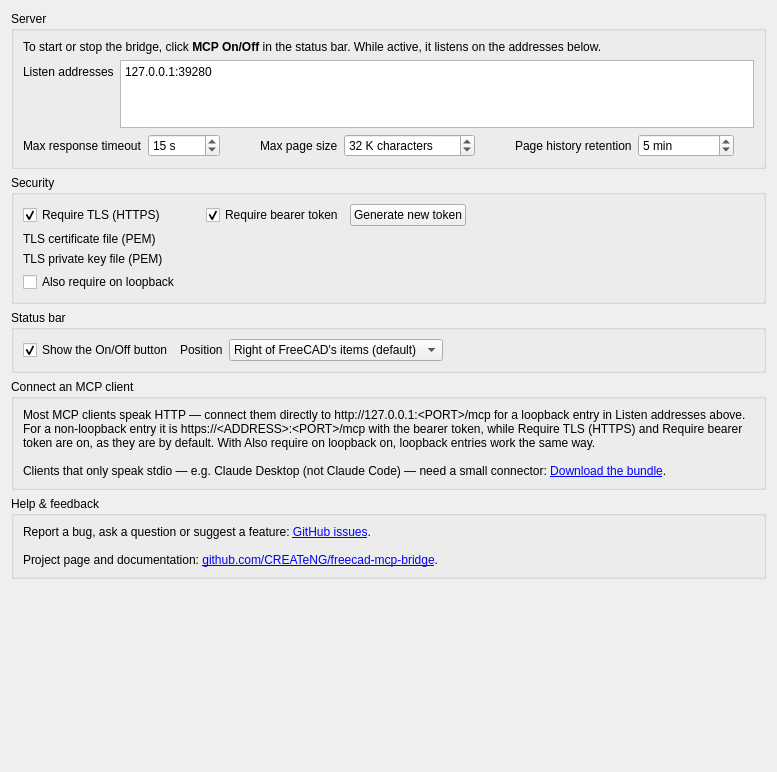
Qt form freecad/mcp_bridge/Resources/Ui/preferences.ui (CREATeNG/freecad-mcp-bridge) before a commit.
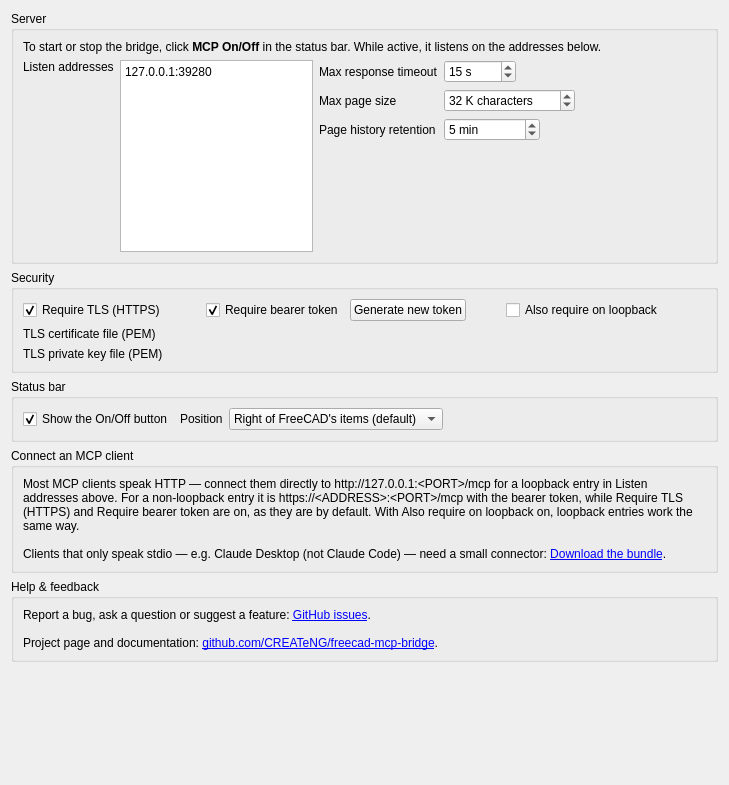
The same form after that commit. Custom widgets are drawn as their Qt base class.

Commit message:
Stack the paging settings beside a narrower address box.
Listen addresses takes about a third of the row. Max response
timeout, Max page size and Page history retention sit one per
row to its right. Also require on loopback sits to the right
of Generate new token.

Refs #50

The edit to the form file:
```diff
--- a/freecad/mcp_bridge/Resources/Ui/preferences.ui
+++ b/freecad/mcp_bridge/Resources/Ui/preferences.ui
@@ -38,18 +38,21 @@
        </widget>
       </item>
       <item>
-       <layout class="QFormLayout" name="formLayout">
-        <item row="0" column="0">
+       <layout class="QHBoxLayout" name="serverFields" stretch="0,1,2">
+        <item>
          <widget class="QLabel" name="listenAddressLabel">
           <property name="text">
            <string>Listen addresses</string>
           </property>
+          <property name="alignment">
+           <set>Qt::AlignTop</set>
+          </property>
          </widget>
         </item>
-        <item row="0" column="1">
+        <item>
          <widget class="Gui::PrefTextEdit" name="listenAddressTextEdit">
           <property name="sizePolicy">
-           <sizepolicy hsizetype="Expanding" vsizetype="Fixed">
+           <sizepolicy hsizetype="Preferred" vsizetype="Expanding">
             <horstretch>0</horstretch>
             <verstretch>0</verstretch>
            </sizepolicy>
@@ -63,7 +66,7 @@
           <property name="maximumSize">
            <size>
             <width>16777215</width>
-            <height>68</height>
+            <height>16777215</height>
            </size>
           </property>
           <property name="toolTip">
@@ -89,16 +92,16 @@
           </property>
          </widget>
         </item>
-        <item row="1" column="0" colspan="2">
-         <layout class="QHBoxLayout" name="pagingRow">
-          <item>
+        <item>
+         <layout class="QFormLayout" name="pagingForm">
+          <item row="0" column="0">
            <widget class="QLabel" name="timeoutLabel">
             <property name="text">
              <string>Max response timeout</string>
             </property>
            </widget>
           </item>
-          <item>
+          <item row="0" column="1">
            <widget class="Gui::PrefSpinBox" name="timeoutSpinBox">
             <property name="toolTip">
              <string>The bridge's wait per page.</string>
@@ -138,36 +141,14 @@
             </property>
            </widget>
           </item>
-          <item>
-           <widget class="QWidget" name="pagingGap1">
-            <property name="sizePolicy">
-             <sizepolicy hsizetype="Fixed" vsizetype="Preferred">
-              <horstretch>0</horstretch>
-              <verstretch>0</verstretch>
-             </sizepolicy>
-            </property>
-            <property name="minimumSize">
-             <size>
-              <width>28</width>
-              <height>0</height>
-             </size>
-            </property>
-            <property name="maximumSize">
-             <size>
-              <width>28</width>
-              <height>16777215</height>
-             </size>
-            </property>
-           </widget>
-          </item>
-          <item>
+          <item row="1" column="0">
            <widget class="QLabel" name="pageSizeLabel">
             <property name="text">
              <string>Max page size</string>
             </property>
            </widget>
           </item>
-          <item>
+          <item row="1" column="1">
            <widget class="Gui::PrefSpinBox" name="pageSizeSpinBox">
             <property name="toolTip">
              <string>Splits long output by page size.</string>
@@ -207,36 +188,14 @@
             </property>
            </widget>
           </item>
-          <item>
-           <widget class="QWidget" name="pagingGap2">
-            <property name="sizePolicy">
-             <sizepolicy hsizetype="Fixed" vsizetype="Preferred">
-              <horstretch>0</horstretch>
-              <verstretch>0</verstretch>
-             </sizepolicy>
-            </property>
-            <property name="minimumSize">
-             <size>
-              <width>28</width>
-              <height>0</height>
-             </size>
-            </property>
-            <property name="maximumSize">
-             <size>
-              <width>28</width>
-              <height>16777215</height>
-             </size>
-            </property>
-           </widget>
-          </item>
-          <item>
+          <item row="2" column="0">
            <widget class="QLabel" name="retentionLabel">
             <property name="text">
              <string>Page history retention</string>
             </property>
            </widget>
           </item>
-          <item>
+          <item row="2" column="1">
            <widget class="Gui::PrefSpinBox" name="retentionSpinBox">
             <property name="toolTip">
              <string>Idle time before finished output expires.</string>
@@ -276,19 +235,6 @@
             </property>
            </widget>
           </item>
-          <item>
-           <spacer name="pagingRowSpacer">
-            <property name="orientation">
-             <enum>Qt::Horizontal</enum>
-            </property>
-            <property name="sizeHint" stdset="0">
-             <size>
-              <width>20</width>
-              <height>10</height>
-             </size>
-            </property>
-           </spacer>
-          </item>
          </layout>
         </item>
        </layout>
@@ -386,6 +332,53 @@
           </property>
          </widget>
         </item>
+        <item>
+         <widget class="QWidget" name="tokenLoopbackGap">
+          <property name="sizePolicy">
+           <sizepolicy hsizetype="Fixed" vsizetype="Preferred">
+            <horstretch>0</horstretch>
+            <verstretch>0</verstretch>
+           </sizepolicy>
+          </property>
+          <property name="minimumSize">
+           <size>
+            <width>28</width>
+            <height>0</height>
+           </size>
+          </property>
+          <property name="maximumSize">
+           <size>
+            <width>28</width>
+            <height>16777215</height>
+           </size>
+          </property>
+         </widget>
+        </item>
+        <item>
+         <widget class="Gui::PrefCheckBox" name="requireOnLoopbackCheckBox">
+          <property name="minimumSize">
+           <size>
+            <width>180</width>
+            <height>0</height>
+           </size>
+          </property>
+          <property name="toolTip">
+           <string>Apply Require bearer token and Require TLS (HTTPS) to loopback entries too.</string>
+          </property>
+          <property name="text">
+           <string>Also require on loopback</string>
+          </property>
+          <property name="checked">
+           <bool>false</bool>
+          </property>
+          <property name="prefEntry" stdset="0">
+           <cstring>RequireOnLoopback</cstring>
+          </property>
+          <property name="prefPath" stdset="0">
+           <cstring>Mod/freecad-mcp-bridge</cstring>
+          </property>
+         </widget>
+        </item>
         <item>
          <spacer name="tokenRowSpacer">
           <property name="orientation">
@@ -453,25 +446,6 @@
         </property>
        </widget>
       </item>
-      <item row="3" column="0" colspan="2">
-       <widget class="Gui::PrefCheckBox" name="requireOnLoopbackCheckBox">
-        <property name="toolTip">
-         <string>Apply Require bearer token and Require TLS (HTTPS) to loopback entries too.</string>
-        </property>
-        <property name="text">
-         <string>Also require on loopback</string>
-        </property>
-        <property name="checked">
-         <bool>false</bool>
-        </property>
-        <property name="prefEntry" stdset="0">
-         <cstring>RequireOnLoopback</cstring>
-        </property>
-        <property name="prefPath" stdset="0">
-         <cstring>Mod/freecad-mcp-bridge</cstring>
-        </property>
-       </widget>
-      </item>
      </layout>
     </widget>
    </item>
```
